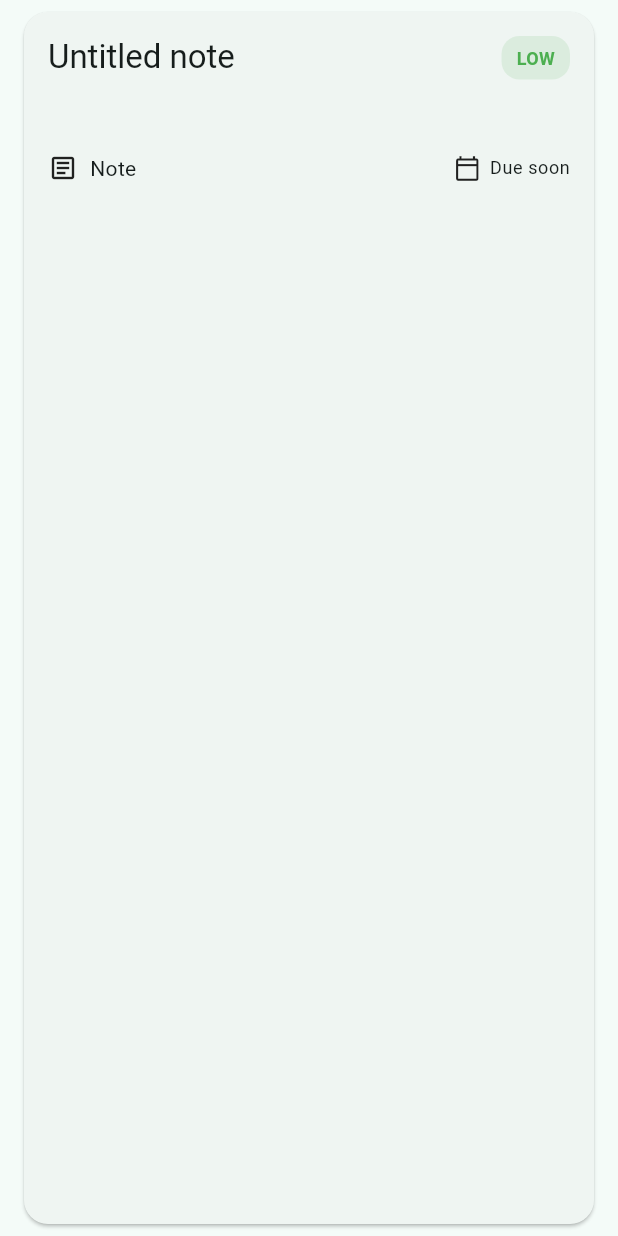
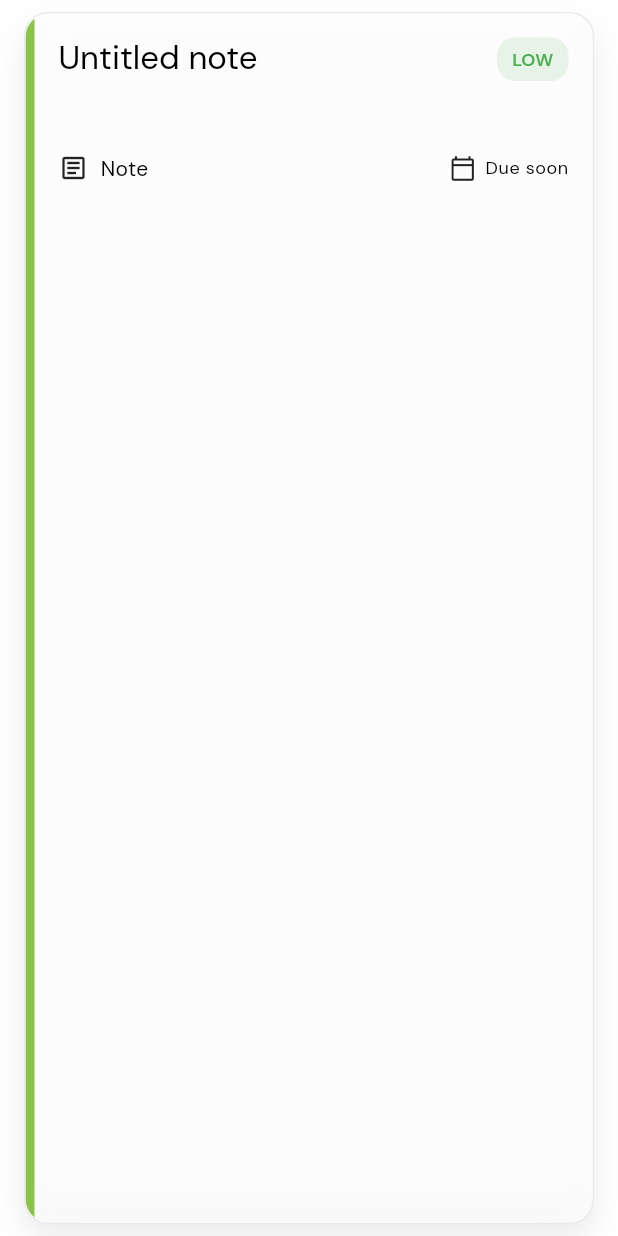
Before and after one commit to x0911/voiceon-flutter, a Flutter app: the NoteCard widget shown alone on an empty page, opened directly with empty values, on a phone screen of 412 x 824 dp. Run offline on Flutter 3.47's test engine with Material 3 defaults, Android fonts, the phone set to English and light mode, and no system bars; our stand-ins replace drift, flex_color_scheme, flutter_riverpod, go_router, google_fonts, permission_handler and 1 more; missing offline and left inert: audio_waveforms, flutter_sound; accounts and stored records are empty; generated files the repository leaves out were written again.

Commit message:
chore: theming-and-ui-polish

```diff
--- a/lib/features/home/note_card.dart
+++ b/lib/features/home/note_card.dart
@@ -1,3 +1,5 @@
+import 'dart:ui';
+
 import 'package:flutter/material.dart';
 import '../../core/models/note.dart';
 import '../../core/models/person.dart';
@@ -14,15 +16,61 @@
     this.onTap,
   });
 
+  Color _priorityColor(NotePriority priority) {
+    switch (priority) {
+      case NotePriority.high:
+        return Colors.redAccent;
+      case NotePriority.medium:
+        return Colors.orangeAccent;
+      case NotePriority.low:
+        return Colors.lightGreen;
+    }
+  }
+
   @override
   Widget build(BuildContext context) {
     final dueText = _formatDueText(note.dueDate);
+    final backgroundColor = Theme.of(context).brightness == Brightness.dark
+        ? Colors.white.withAlpha(15)
+        : Colors.white.withAlpha(219);
+    final borderColor = Theme.of(context).colorScheme.onSurface.withAlpha(20);
+    final accentColor = _priorityColor(note.priority);
+
     return InkWell(
       onTap: onTap,
       borderRadius: BorderRadius.circular(16),
-      child: Card(
+      child: Container(
         margin: const EdgeInsets.symmetric(vertical: 8, horizontal: 16),
-        shape: RoundedRectangleBorder(borderRadius: BorderRadius.circular(16)),
+        decoration: BoxDecoration(
+          color: backgroundColor,
+          borderRadius: BorderRadius.circular(16),
+          border: Border.all(color: borderColor),
+          boxShadow: [
+            BoxShadow(
+              color: Theme.of(context).shadowColor.withAlpha(20),
+              blurRadius: 18,
+              offset: const Offset(0, 10),
+            ),
+          ],
+        ),
+        child: ClipRRect(
+          borderRadius: BorderRadius.circular(16),
+          child: BackdropFilter(
+            filter: ImageFilter.blur(sigmaX: 18, sigmaY: 18),
+            child: Row(
+              crossAxisAlignment: CrossAxisAlignment.stretch,
+              children: [
+                Container(
+                  width: 6,
+                  decoration: BoxDecoration(
+                    color: accentColor,
+                    borderRadius: const BorderRadius.only(
+                      topLeft: Radius.circular(16),
+                      bottomLeft: Radius.circular(16),
+                    ),
+                  ),
+                ),
+                Expanded(
                   child: Padding(
                     padding: const EdgeInsets.all(16),
                     child: Column(
@@ -33,16 +81,23 @@
                           children: [
                             Expanded(
                               child: Text(
-                      note.label.isNotEmpty ? note.label : 'Untitled note',
+                                note.label.isNotEmpty
+                                    ? note.label
+                                    : 'Untitled note',
                                 style: Theme.of(context).textTheme.titleLarge,
+                                maxLines: 1,
+                                overflow: TextOverflow.ellipsis,
                               ),
                             ),
+                            const SizedBox(width: 8),
                             _PriorityBadge(priority: note.priority),
                           ],
                         ),
                         const SizedBox(height: 12),
                         Text(
-                note.description.isNotEmpty ? note.description : note.content,
+                          note.description.isNotEmpty
+                              ? note.description
+                              : note.content,
                           maxLines: 2,
                           overflow: TextOverflow.ellipsis,
                           style: Theme.of(context).textTheme.bodyMedium,
@@ -79,9 +134,21 @@
                               ),
                             ],
                             if (note.dueDate != null) ...[
-                    const Icon(Icons.calendar_today_outlined, size: 18),
+                              const Icon(
+                                Icons.calendar_today_outlined,
+                                size: 18,
+                              ),
                               const SizedBox(width: 6),
-                    Text(dueText, style: Theme.of(context).textTheme.bodySmall),
+                              Text(
+                                dueText,
+                                style: Theme.of(context).textTheme.bodySmall
+                                    ?.copyWith(
+                                      color:
+                                          note.dueDate!.isBefore(DateTime.now())
+                                          ? Colors.redAccent
+                                          : null,
+                                    ),
+                              ),
                             ],
                           ],
                         ),
@@ -90,6 +157,11 @@
                           _TaggedPeopleRow(people: note.taggedPeople),
                         ],
                       ],
+                    ),
+                  ),
+                ),
+              ],
+            ),
           ),
         ),
       ),
```
Also changed, not shown: lib/core/theme/app_theme.dart (added, +88 -0 lines), lib/core/theme/theme_provider.dart (added, +18 -0 lines), lib/features/home/home_screen.dart (+36 -2 lines), lib/main.dart (+9 -16 lines). Lines whose indentation alone changed are shown as unchanged.
